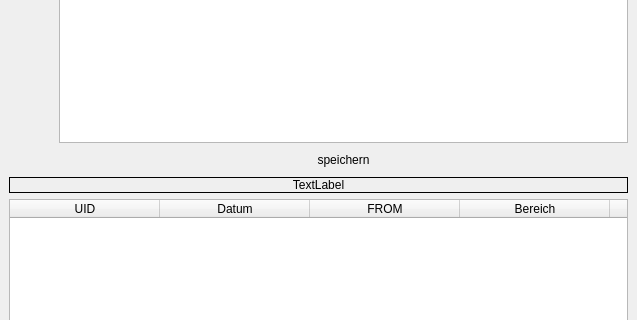
Above: ui/mainwindow.ui from jmk74871/Erfolgsberichte_QT before the change; both pictures show x 0 to 637 and y 201 to 521 of the 637 by 664 pixel window. Below: the same form after it.
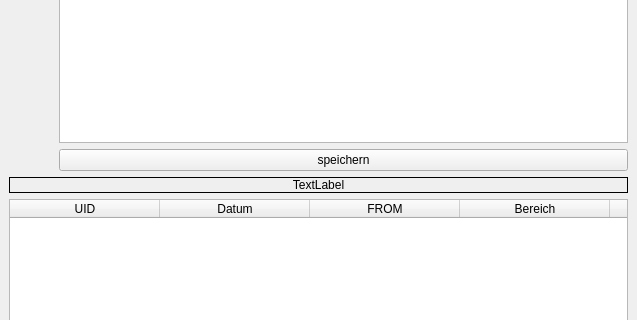
That is the form after the change.

Commit message: moved show/hide for entry and report widgets into separate classes and cleaned up some of the loops to avoid accidents when fetching entries from Mail and make code more understandable.

```diff
--- a/ui/mainwindow.ui
+++ b/ui/mainwindow.ui
@@ -118,7 +118,7 @@
          <bool>false</bool>
         </property>
         <property name="flat">
-         <bool>true</bool>
+         <bool>false</bool>
         </property>
        </widget>
       </item>
```
The commit also changes 3 other files.
